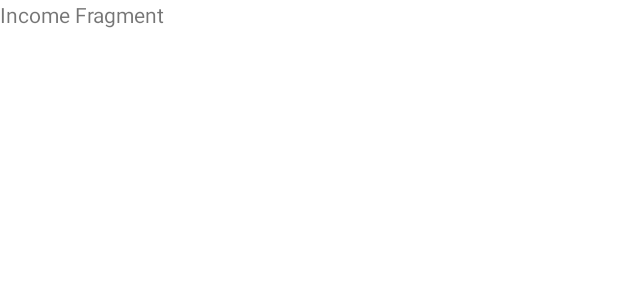
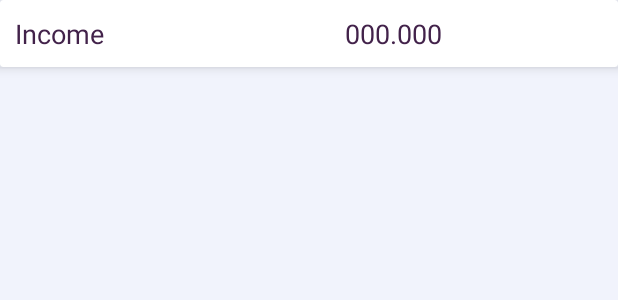
Before and after one commit to Alwaz/android-expense-tracker, an Android app: the layout fragment_income.xml on its own in the app's theme, with its tools: preview values and no code run, on a phone screen of 412 x 824 dp. Shown: the top 300 px of the screen. Run offline under Robolectric (Android 15) with nearby library versions, the phone set to English and light mode, and no system bars.

```diff
--- a/app/build.gradle
+++ b/app/build.gradle
@@ -38,6 +38,7 @@ dependencies {
     implementation 'androidx.legacy:legacy-support-v4:1.0.0'
     implementation platform('com.google.firebase:firebase-bom:26.3.0')
     implementation 'com.google.firebase:firebase-database-ktx'
+    implementation 'com.firebaseui:firebase-ui-database:6.4.0'
     testImplementation 'junit:junit:4.+'
     androidTestImplementation 'androidx.test.ext:junit:1.1.3'
     androidTestImplementation 'androidx.test.espresso:espresso-core:3.4.0'
--- a/app/src/main/res/layout/fragment_income.xml
+++ b/app/src/main/res/layout/fragment_income.xml
@@ -1,14 +1,78 @@
 <?xml version="1.0" encoding="utf-8"?>
-<FrameLayout xmlns:android="http://schemas.android.com/apk/res/android"
+<LinearLayout xmlns:android="http://schemas.android.com/apk/res/android"
     xmlns:tools="http://schemas.android.com/tools"
     android:layout_width="match_parent"
     android:layout_height="match_parent"
-    tools:context=".IncomeFragment">
+    xmlns:app="http://schemas.android.com/apk/res-auto"
+    tools:context=".IncomeFragment"
+    android:orientation="vertical"
+    android:background="#FFF1F3FC">
 
-    <!-- TODO: Update blank fragment layout -->
-    <TextView
+    <androidx.cardview.widget.CardView
         android:layout_width="match_parent"
-        android:layout_height="match_parent"
-        android:text="Income Fragment" />
+        app:cardElevation="5dp"
+        android:elevation="10dp"
+        android:layout_height="wrap_content">
 
-</FrameLayout>
+
+        <LinearLayout
+            android:layout_width="match_parent"
+            android:layout_height="wrap_content"
+            android:orientation="horizontal">
+
+
+            <RelativeLayout
+                android:layout_width="0dp"
+                android:layout_weight="1"
+                android:layout_gravity="center"
+                android:layout_margin="10dp"
+                android:layout_height="wrap_content">
+
+
+                <TextView
+                    android:layout_width="wrap_content"
+                    android:layout_height="wrap_content"
+                    android:gravity="center"
+                    android:text="Income"
+                    android:textAppearance="?android:textAppearanceMedium"
+                    android:textColor="@color/toolbar_color"/>
+
+
+            </RelativeLayout>
+
+            <RelativeLayout
+                android:layout_width="0dp"
+                android:layout_weight="3"
+                android:gravity="center"
+                android:layout_gravity="center"
+                android:layout_margin="10dp"
+                android:layout_height="wrap_content">
+
+
+                <TextView
+                    android:layout_width="wrap_content"
+                    android:layout_height="wrap_content"
+                    android:text="000.000"
+                    android:gravity="center"
+                    android:id="@+id/income_txt_result"
+                    android:textAppearance="?android:textAppearanceMedium"
+                    android:textColor="@color/toolbar_color"/>
+
+
+            </RelativeLayout>
+
+        </LinearLayout>
+
+
+
+
+    </androidx.cardview.widget.CardView>
+
+    <androidx.recyclerview.widget.RecyclerView
+        android:layout_width="match_parent"
+        android:id="@+id/recycler_id_income"
+        android:layout_height="match_parent">
+
+    </androidx.recyclerview.widget.RecyclerView>
+
+</LinearLayout>
--- a/app/src/main/res/values/colors.xml
+++ b/app/src/main/res/values/colors.xml
@@ -13,6 +13,10 @@
 <!--   as you'll click on these icons thier color will change -->
     <color name="dashboard_color">#FFE91E63</color>
     <color name="income_color">#3F51B5</color>
-    <color name="expense_color">#FF3F51B5</color>
+    <color name="expense_color">#493271</color>
+
+
+          <!--expense amount colors -->
+    <color name="expense_amount">#FFFB030C</color>
 
 </resources>
```
Also changed, not shown: app/src/main/java/com/example/expensemanager/DashboardFragment.java (+10 -12 lines), app/src/main/java/com/example/expensemanager/IncomeFragment.java (+105 -0 lines), app/src/main/java/com/example/expensemanager/Model/Data.java (+41 -28 lines), app/src/main/res/layout/expense_recycler_data.xml (added, +96 -0 lines), app/src/main/res/layout/income_recycler_data.xml (added, +96 -0 lines).
